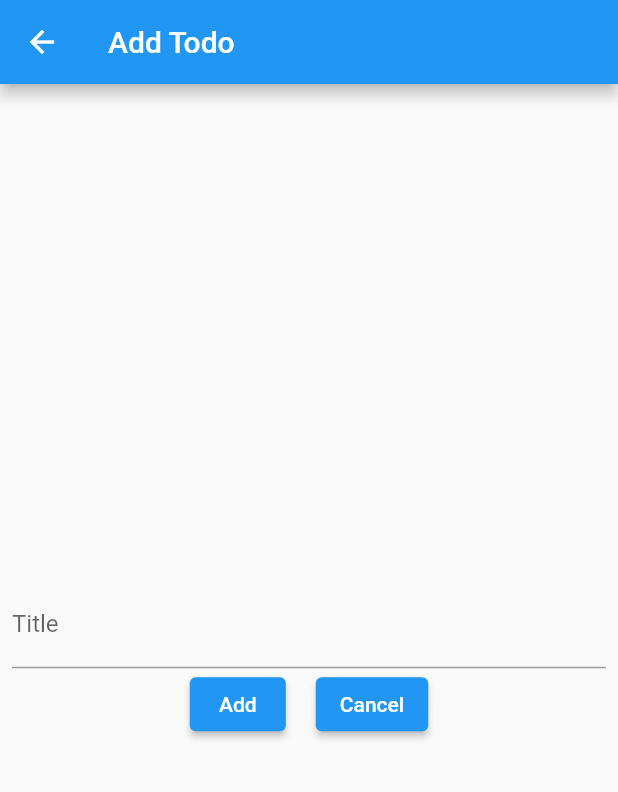
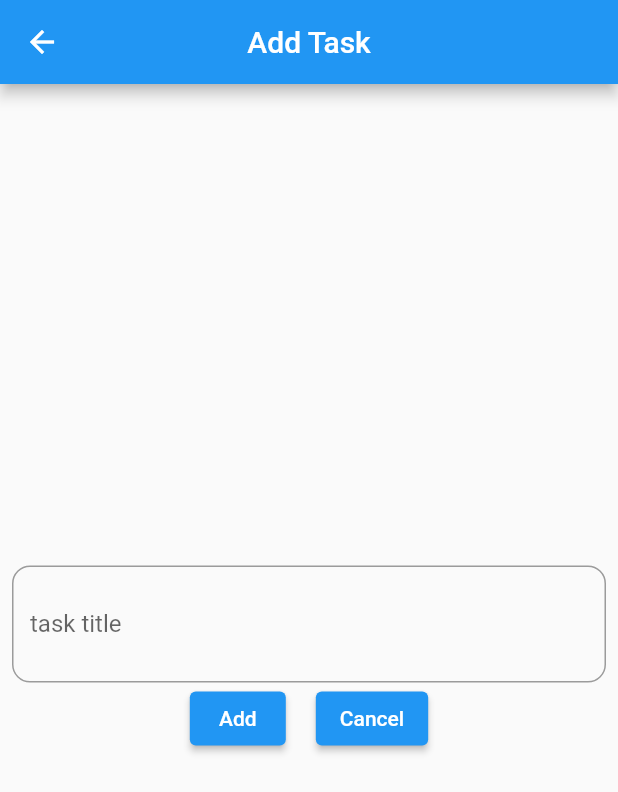
Before and after one commit to koirpraw/flutter_state_management_demos, a Flutter app: the AddTodoPage screen opened directly, on a phone screen of 412 x 824 dp. Shown: the top 792 px of the screen. Run offline on Flutter 3.47's test engine with Material 2 defaults, Android fonts, the phone set to English and light mode, and no system bars.

Commit message:
code comments and labels added

```diff
--- a/provider_examples/provider_todo/lib/provider/todo_provider.dart
+++ b/provider_examples/provider_todo/lib/provider/todo_provider.dart
@@ -1,5 +1,4 @@
 import 'package:flutter/material.dart';
-import 'package:provider/provider.dart';
 import 'package:provider_todo/model/todo_model.dart';
 
 class TodoProvider with ChangeNotifier {
--- a/provider_examples/provider_todo/lib/view/addTodo_page.dart
+++ b/provider_examples/provider_todo/lib/view/addTodo_page.dart
@@ -11,9 +11,12 @@ class AddTodoPage extends StatelessWidget {
 
   @override
   Widget build(BuildContext context) {
+    // creating an instance of TodoProvider called task
+    // we will use this instance to call the addTask method below to add a new task
+    // we are using listen: false because we don't want to rebuild the widget tree
     final task = Provider.of<TodoProvider>(context, listen: false);
     return Scaffold(
-      appBar: AppBar(title: const Text("Add Todo")),
+      appBar: AppBar(title: const Text("Add Task"), centerTitle: true),
       body: Center(
         child: Padding(
           padding: const EdgeInsets.all(8.0),
@@ -21,9 +24,13 @@ class AddTodoPage extends StatelessWidget {
             mainAxisAlignment: MainAxisAlignment.center,
             children: [
               TextFormField(
+                maxLines: 2,
                 decoration: const InputDecoration(
-                  labelText: "Title",
-                  hintText: "Enter task title",
+                  labelText: "task title",
+                  hintText: "Enter your todo task here",
+                  border: OutlineInputBorder(
+                    borderRadius: BorderRadius.all(Radius.circular(12)),
+                  ),
                 ),
                 controller: titleController,
               ),
@@ -32,8 +39,9 @@ class AddTodoPage extends StatelessWidget {
                 children: [
                   ElevatedButton(
                     onPressed: () {
-                      task.addTask(
-                          Todo(title: titleController.text, isDone: false));
+                      task.addTask(Todo(title: titleController.text));
+                      // we are adding task title using addTask method defined in TodoProvider
+                      // The title will be passed back to the TodoHomePage through already defined constructor with the help of Navigator.pop method
 
                       Navigator.pop(context, titleController.text);
                     },
--- a/provider_examples/provider_todo/lib/view/todo_home_page.dart
+++ b/provider_examples/provider_todo/lib/view/todo_home_page.dart
@@ -9,9 +9,10 @@ import 'addTodo_page.dart';
 class TodoHomePage extends StatelessWidget {
   TodoHomePage({super.key, required this.title});
   late String title;
-
+// this title is passed from the AddTodoPage through Navigator.pop method when user adds a new task
   @override
   Widget build(BuildContext context) {
+    // here we are creating an instance of TodoProvider called todoList which will be used to get the list of tasks
     final todoList = Provider.of<TodoProvider>(context).todoList;
     return Scaffold(
       appBar: AppBar(
```
